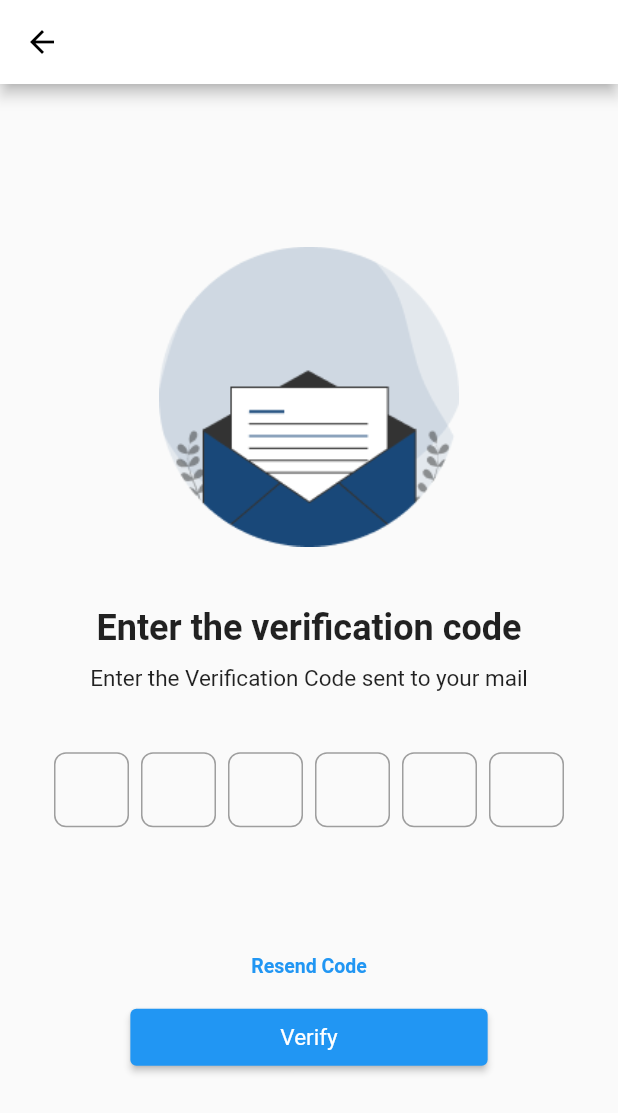
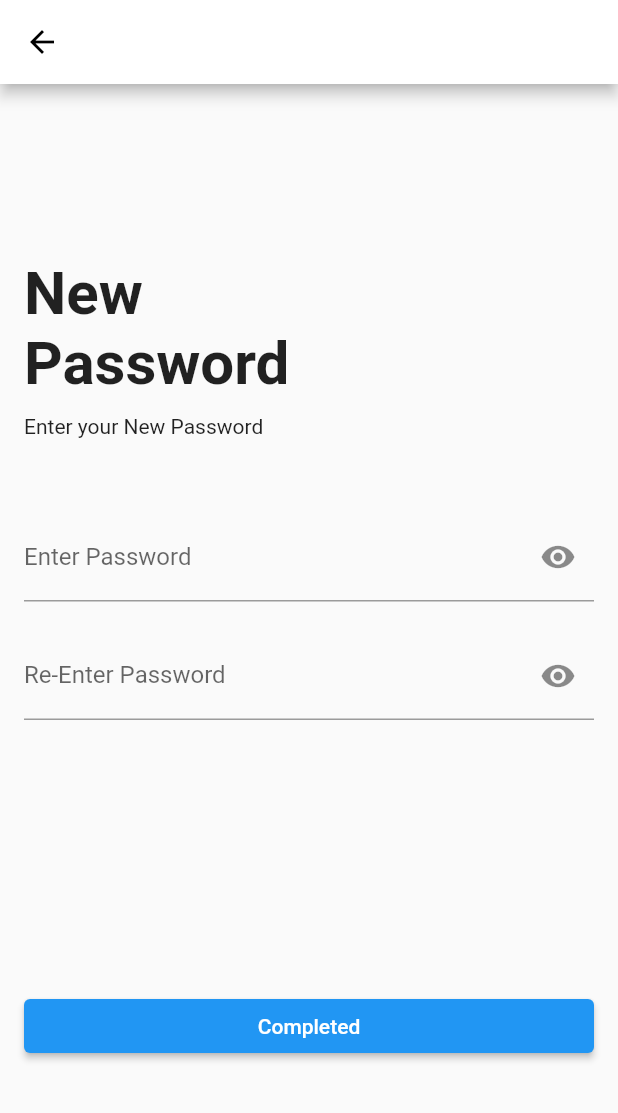
Before and after one commit to Emma-expert/screens, a Flutter app: the OtpScreen screen opened by its route, after a tap on "Verify", on a phone screen of 412 x 824 dp. Shown: the top 1113 px of the screen. Run offline on Flutter 3.47's test engine with Material 2 defaults, Android fonts, the phone set to English and light mode, and no system bars.

Commit message:
last screens

```diff
--- /dev/null
+++ b/password_screens/lib/change_password.dart
@@ -0,0 +1,163 @@
+import 'package:flutter/material.dart';
+import 'package:password_screens/otp_screen.dart';
+import 'package:password_screens/verified_screen.dart';
+
+class NewPasswordScreen extends StatefulWidget {
+  const NewPasswordScreen({super.key});
+
+  @override
+  _NewPasswordScreenState createState() => _NewPasswordScreenState();
+}
+
+class _NewPasswordScreenState extends State<NewPasswordScreen> {
+  final _passwordController = TextEditingController();
+  final _confirmPasswordController = TextEditingController();
+
+  bool _obscurePassword = true;
+  bool _obscureConfirmPassword = true;
+
+  @override
+  void dispose() {
+    _passwordController.dispose();
+    _confirmPasswordController.dispose();
+    super.dispose();
+  }
+
+  void _showErrorDialog(String message) {
+    showDialog(
+      context: context,
+      builder: (BuildContext context) {
+        return AlertDialog(
+          title: Text('Flash Info'),
+          content: Text(message),
+          actions: [
+            ElevatedButton(
+              onPressed: () {
+                Navigator.of(context).pop();
+              },
+              child: Text('OK'),
+            ),
+          ],
+        );
+      },
+    );
+  }
+
+  void _showErrorDialogAgain(String message) {
+    showDialog(
+      context: context,
+      builder: (BuildContext context) {
+        return AlertDialog(
+          title: Text('Flash Info'),
+          content: Text(message),
+          actions: [
+            ElevatedButton(
+              onPressed: () {
+                Navigator.pushNamed(context, '/verify');
+              },
+              child: Text('OK'),
+            ),
+          ],
+        );
+      },
+    );
+  }
+
+  @override
+  Widget build(BuildContext context) {
+    return Scaffold(
+        appBar: AppBar(
+          backgroundColor: Colors.white,
+          leading: IconButton(
+            color: Colors.black,
+            icon: Icon(Icons.arrow_back),
+            onPressed: () {
+              Navigator.pop(context, '/otp');
+            },
+          ),
+        ),
+      body: Padding(
+        padding: const EdgeInsets.all(16.0),
+        child: Column(
+          mainAxisAlignment: MainAxisAlignment.center,
+          crossAxisAlignment: CrossAxisAlignment.stretch,
+          children: [
+            Column(
+              crossAxisAlignment: CrossAxisAlignment.start,
+              children: [
+                Text('New ',
+                  style: TextStyle( fontWeight: FontWeight.bold, fontSize: 40),),
+                Text('Password',
+                  style: TextStyle( fontWeight: FontWeight.bold, fontSize: 40),),
+              ],
+            ),
+            SizedBox(height: 10,),
+            Text('Enter your New Password',
+            style: TextStyle(fontWeight: FontWeight.normal),),
+            SizedBox(height: 50,),
+            TextField(
+              controller: _passwordController,
+              obscureText: _obscurePassword,
+              // maxLines: null,
+              textAlign: TextAlign.left,
+              decoration: InputDecoration(
+                labelText: 'Enter Password',
+                suffixIcon: IconButton(
+                  icon: Icon(
+                    _obscurePassword
+                        ? Icons.visibility
+                        : Icons.visibility_off,
+                  ),
+                  onPressed: () {
+                    setState(() {
+                      _obscurePassword = !_obscurePassword;
+                    });
+                  },
+                ),
+              ),
+            ),
+            SizedBox(height: 20),
+            // Confirm Password TextField
+            TextField(
+              controller: _confirmPasswordController,
+              obscureText: _obscureConfirmPassword,
+              decoration: InputDecoration(
+                labelText: 'Re-Enter Password',
+                suffixIcon: IconButton(
+                  icon: Icon(
+                    _obscureConfirmPassword
+                        ? Icons.visibility
+                        : Icons.visibility_off,
+                  ),
+                  onPressed: () {
+                    setState(() {
+                      _obscureConfirmPassword = !_obscureConfirmPassword;
+                    });
+                  },
+                ),
+              ),
+            ),
+            SizedBox(height: 180),
+            ElevatedButton(
+              onPressed: () {
+                // Validate and process the new password
+                String password = _passwordController.text;
+                String confirmPassword = _confirmPasswordController.text;
+
+                if (password == confirmPassword) {
+                  // Passwords match
+                  _showErrorDialogAgain('Password changed successfully');
+                }
+                else {
+                  // Passwords don't match
+                  _showErrorDialog('Passwords do not match');
+                }
+              },
+              child: Text('Completed'),
+            ),
+          ],
+        ),
+      ),
+    );
+  }
+}
--- a/password_screens/lib/main.dart
+++ b/password_screens/lib/main.dart
@@ -1,6 +1,8 @@
 import 'package:flutter/material.dart';
 import 'package:password_screens/screen1.dart';
 import 'package:password_screens/otp_screen.dart';
+import 'package:password_screens/change_password.dart';
+import 'package:password_screens/verified_screen.dart';
 
 Future<void> main() async
 {
@@ -24,6 +26,8 @@ class _MyAppState extends State<MyApp> {
        routes: {
         '/': (context) => FirstScreen(),
         '/otp': (context) => OtpScreen(),
+         '/change': (context) => NewPasswordScreen(),
+         '/verify': (context) => VerifiedScreen(),
       },
     );
   }
--- a/password_screens/lib/otp_screen.dart
+++ b/password_screens/lib/otp_screen.dart
@@ -1,4 +1,5 @@
 import 'package:flutter/material.dart';
+import 'package:password_screens/change_password.dart';
 
 class OtpScreen extends StatelessWidget {
   const OtpScreen({super.key});
@@ -53,7 +54,9 @@ class OtpScreen extends StatelessWidget {
             ),
             SizedBox(height: 16),
             ElevatedButton(
-              onPressed: () {},
+              onPressed: () {
+                Navigator.pushNamed(context, '/change');
+              },
               style: ElevatedButton.styleFrom(
                 padding: const EdgeInsets.symmetric(vertical: 10, horizontal: 100),
               ),
```
Also changed, not shown: password_screens/lib/verified_screen.dart (added, +40 -0 lines).
